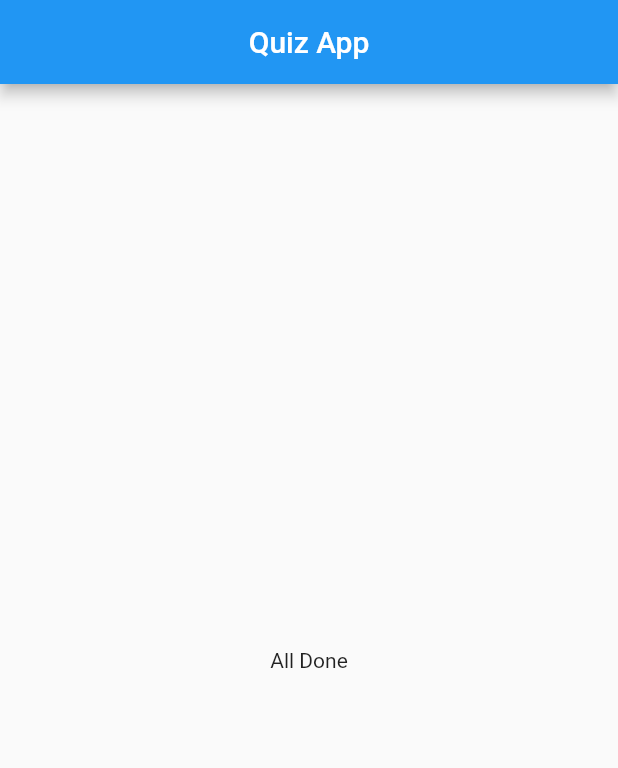
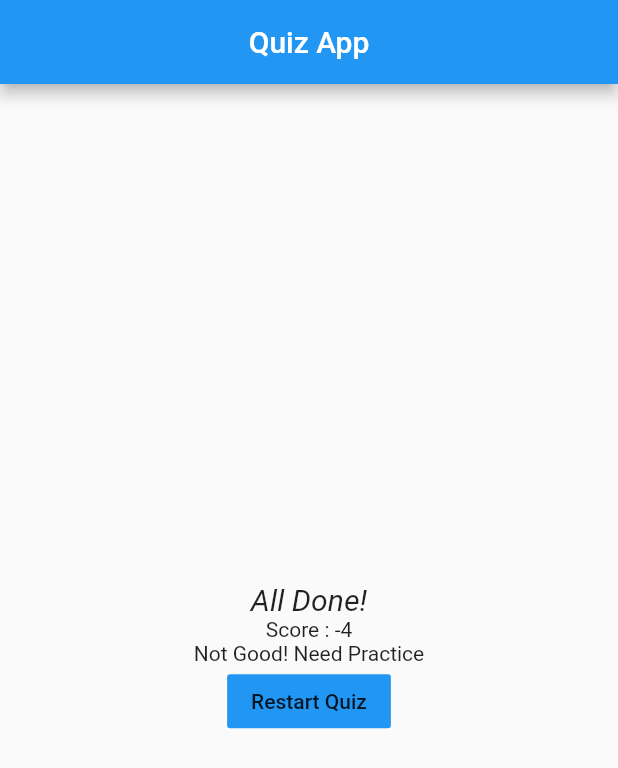
Before and after one commit to falcolf/Quiz_App, a Flutter app: the screen it shows after launch, after a tap on "Mark Zuckerberg", after a tap on "India", after a tap on "Tesla", on a phone screen of 412 x 824 dp. Shown: the top 768 px of the screen. Run offline on Flutter 3.47's test engine with Material 2 defaults, Android fonts, the phone set to English and light mode, and no system bars.

Commit message:
Added Reset Button

```diff
--- a/lib/main.dart
+++ b/lib/main.dart
@@ -14,20 +14,43 @@ class MyApp extends StatefulWidget {
 
 class _MyAppState extends State<MyApp> {
   var _questionIdx = 0;
-   final _questions = const [
+  final _questions = const [
                     { 'qtext':'Who introduced World to Iphone?',
-                      'options':['Mark Zuckerberg', 'Steve Jobs', 'Elon Musk'],
+                      'options':[
+                                  {'option' : 'Mark Zuckerberg', 'score' : -2},
+                                  {'option' : 'Steve Jobs', 'score' : 2},
+                                  {'option' : 'Elon Musk', 'score' : -2},
+                        ],
                     },
                     { 'qtext':'Where did Steve Jobs visit before building an empire \'Apple\'?',
-                      'options':['India', 'Thailand', 'China'],
+                      'options':[
+                                  {'option': 'India', 'score': 3},
+                                  {'option': 'Thailand', 'score': -3},
+                                  {'option': 'China', 'score': -3},
+                        ],
                     },
                     { 'qtext':'Who was the one to discover Gravity?',
-                      'options':['Edison', 'Tesla', 'Newton'],
+                      'options':[
+                                  {'option':'Edison', 'score':-5},
+                                  {'option':'Tesla', 'score':-5},
+                                  {'option':'Newton', 'score':5},
+                        ],
                     },
               ];
-  void _answerQuestion(){
+  int _totalScore = 0;
+
+  void _answerQuestion(int score){
     setState(() {
+      this._totalScore += score;
       this._questionIdx+=1;
+      print(_totalScore);
+    });
+  }
+
+  void _resetQuiz(){
+    setState(() {
+      this._questionIdx = 0;
+      this._totalScore = 0;
     });
   }
 
@@ -39,13 +62,14 @@ class _MyAppState extends State<MyApp> {
             title: Text('Quiz App'),
             centerTitle: true,
           ),
-          body: _questionIdx < _questions.length
+          body:Container(child:  _questionIdx < _questions.length
               ? Quiz(
-                      answerQuestion: this._answerQuestion,
-                      options: this._questions[this._questionIdx]['options'],
-                      question: this._questions[this._questionIdx]['qtext'],
-                )
-              : Result(),
+            answerQuestion: this._answerQuestion,
+            options: this._questions[this._questionIdx]['options'],
+            question: this._questions[this._questionIdx]['qtext'],
+          )
+              : Result(this._totalScore, this._resetQuiz),
+          ),
         )
     );
   }
--- a/lib/quiz_section.dart
+++ b/lib/quiz_section.dart
@@ -6,7 +6,7 @@ class Quiz extends StatelessWidget {
 
   final String question;
   final Function answerQuestion;
-  final List<String> options;
+  final List<Map<String, Object>> options;
 
   Quiz({
     @required this.question,
@@ -20,8 +20,8 @@ class Quiz extends StatelessWidget {
     return Column(
         children:[
     Question(question),
-    ...(options as List<String>).map((answer){
-    return Answer(answer, answerQuestion);
+    ...options.map((answer){
+    return Answer(answer['option'], () => answerQuestion(answer['score']));
     }).toList()
     ]);
   }
--- a/lib/result_section.dart
+++ b/lib/result_section.dart
@@ -1,6 +1,45 @@
 import 'package:flutter/material.dart';
 
 class Result extends StatelessWidget {
+
+  final int totalScore;
+  final Function resetQuiz;
+  Result(this.totalScore, this.resetQuiz);
+  String getComment(int score){
+    if (score < 0){
+      return 'Not Good! Need Practice';
+    } else if (score < 5){
+      return 'You can do better!';
+    }
+    else if(score <10){
+      return 'You are good!';
+    }
+    else{
+      return 'Awesome!';
+    }
+  }
+
   @override
-  Widget build(BuildContext context) => Container(child: Center(child: Text('All Done')));
+  Widget build(BuildContext context) {
+    return Container(
+          child: Column(
+            mainAxisAlignment: MainAxisAlignment.center,
+            crossAxisAlignment: CrossAxisAlignment.center,
+
+            children: [
+              Center(child: Text(
+                  'All Done!',
+                  style: TextStyle(
+                    fontSize: 20,
+                    fontStyle: FontStyle.italic,
+                  ),
+              )),
+              Center(child:
+              Text('Score : ${this.totalScore}')),
+              Center(child: Text('${getComment(this.totalScore)}')),
+              FlatButton(child:Text('Restart Quiz') , onPressed: this.resetQuiz,color: Colors.blue,)
+            ],
+          ),
+        );
+  }
 }
```
